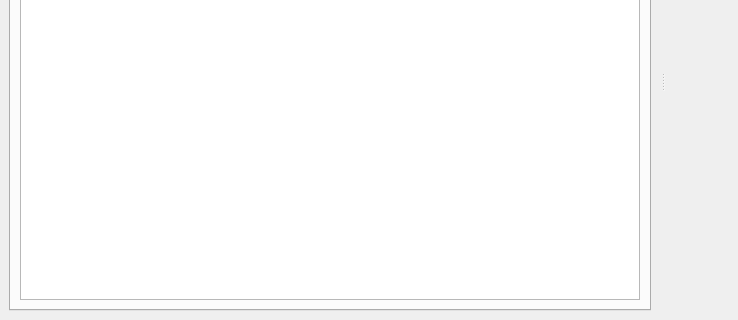
Before: the Qt Designer form src/mainwindow.ui in AD-Vega/qarv, drawn with Qt 5; both pictures show x 0 to 738 and y 311 to 631 of the 738 by 631 pixel window.
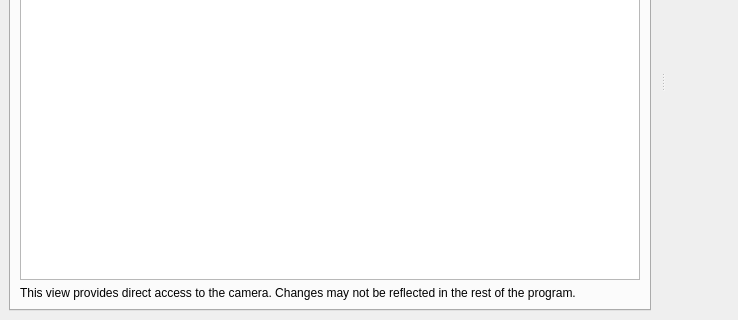
After: the same form once the commit is applied. The open tabs and pages were chosen to show the change. Icons and pictures are not drawn. Custom widgets are drawn as their Qt base class.

Commit message: Add a note about advanced features.

Patch:
```diff
--- a/src/mainwindow.ui
+++ b/src/mainwindow.ui
@@ -747,6 +747,16 @@
           </property>
          </widget>
         </item>
+        <item row="1" column="0">
+         <widget class="QLabel" name="label_20">
+          <property name="text">
+           <string>&lt;html&gt;&lt;head/&gt;&lt;body&gt;&lt;p&gt;This view provides direct access to the camera. Changes may not be reflected in the rest of the program.&lt;/p&gt;&lt;/body&gt;&lt;/html&gt;</string>
+          </property>
+          <property name="wordWrap">
+           <bool>true</bool>
+          </property>
+         </widget>
+        </item>
        </layout>
       </widget>
       <widget class="QWidget" name="aboutTab">
```
The commit also changes 1 other file.
